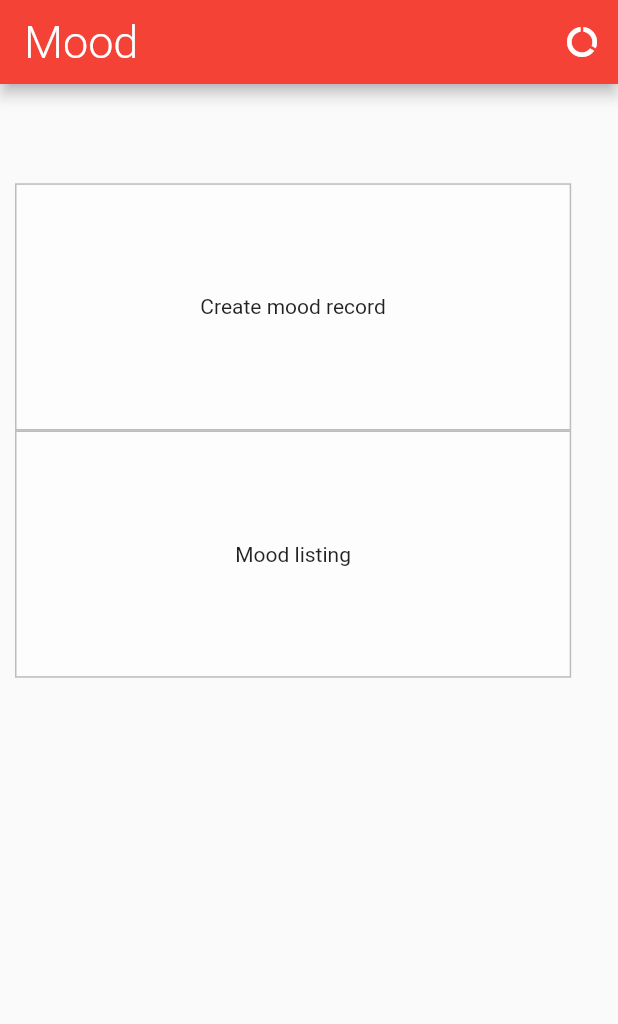
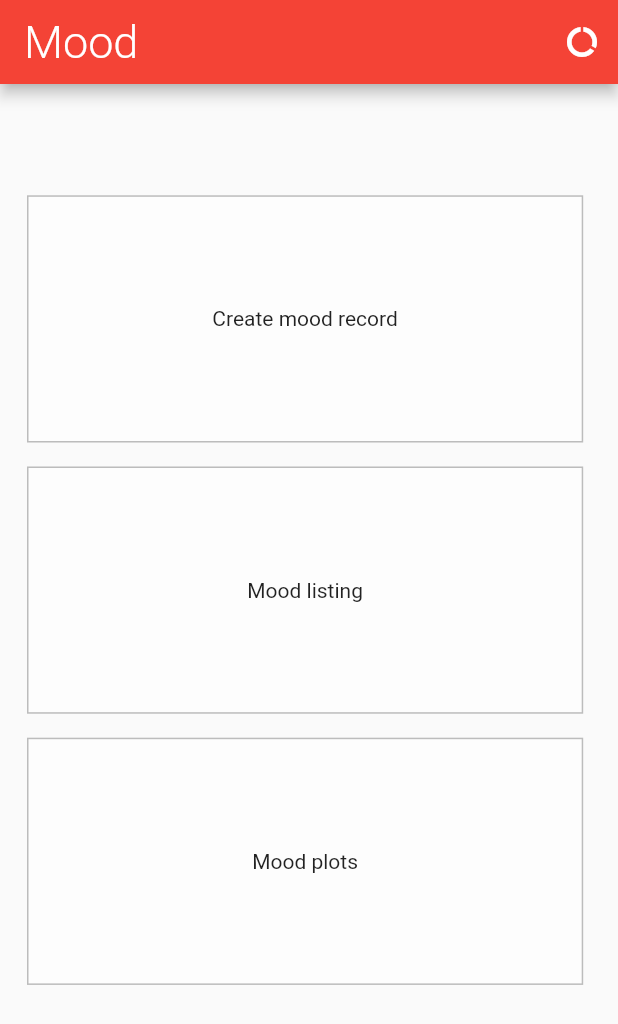
Before and after one commit to dispersik/psychodynamics, a Flutter app: the screen it shows after launch, on a phone screen of 412 x 824 dp. Shown: the top 1024 px of the screen. Run offline on Flutter 3.47's test engine with Material 2 defaults, Android fonts, the phone set to English and light mode, and no system bars; our stand-ins replace fl_chart, flutter_bloc, get_it, sqflite, sqflite_common; missing offline and left inert: tflite; accounts and stored records are empty.

Commit message:
Implement Mood Features and add TFLite

```diff
--- a/lib/front/screens/mood/mood_screen.dart
+++ b/lib/front/screens/mood/mood_screen.dart
@@ -5,6 +5,7 @@ import 'package:psychodynamics/back/data/db/sqlite_provider.dart';
 import 'package:psychodynamics/back/data/repositories/mood_repository.dart';
 import 'package:psychodynamics/back/data/utilities/bdi_ru_parser.dart';
 import 'package:psychodynamics/front/screens/mood/mood_listing.dart';
+import 'package:psychodynamics/front/screens/mood/mood_plots.dart';
 import 'package:psychodynamics/front/screens/mood/new_mood/new_mood_screen.dart';
 
 class MoodScreen extends StatefulWidget {
@@ -39,7 +40,9 @@ class _MoodScreenState extends State<MoodScreen> {
             SizedBox(
               height: MediaQuery.of(context).size.height * .05,
             ),
-            GestureDetector(
+            Padding(
+              padding: const EdgeInsets.all(8.0),
+              child: GestureDetector(
                 onTap: () {
                   Navigator.push(
                     context,
@@ -57,7 +60,10 @@ class _MoodScreenState extends State<MoodScreen> {
                   child: Center(child: Text('Create mood record')),
                 ),
               ),
-            GestureDetector(
+            ),
+            Padding(
+              padding: const EdgeInsets.all(8.0),
+              child: GestureDetector(
                 onTap: () {
                   Navigator.push(
                     context,
@@ -75,6 +81,28 @@ class _MoodScreenState extends State<MoodScreen> {
                   child: Center(child: Text('Mood listing')),
                 ),
               ),
+            ),
+            Padding(
+              padding: const EdgeInsets.all(8.0),
+              child: GestureDetector(
+                onTap: () {
+                  Navigator.push(
+                    context,
+                    CupertinoPageRoute(
+                      builder: (context) => MoodPlotsScreen(),
+                    ),
+                  );
+                },
+                child: Container(
+                  width: MediaQuery.of(context).size.width * .9,
+                  height: MediaQuery.of(context).size.height * 0.2,
+                  decoration: BoxDecoration(
+                      color: Colors.white54,
+                      border: Border.all(color: Colors.black26)),
+                  child: Center(child: Text('Mood plots')),
+                ),
+              ),
+            ),
           ],
         ),
       ),
--- a/pubspec.yaml
+++ b/pubspec.yaml
@@ -27,6 +27,8 @@ dependencies:
   fl_chart: ^0.30.0
   sqflite: ^2.0.0+3
   analyzer: ^1.3.0
+  get_it: ^6.0.0
+  tflite: ^1.1.1
 
   # The following adds the Cupertino Icons font to your application.
   # Use with the CupertinoIcons class for iOS style icons.
```
Also changed, not shown: lib/back/injector.dart (added, +22 -0 lines), lib/front/screens/mood/mood_listing.dart (+4 -11 lines), lib/front/screens/mood/mood_plots.dart (added, +82 -0 lines), pubspec.lock. Lines whose indentation alone changed are shown as unchanged.
